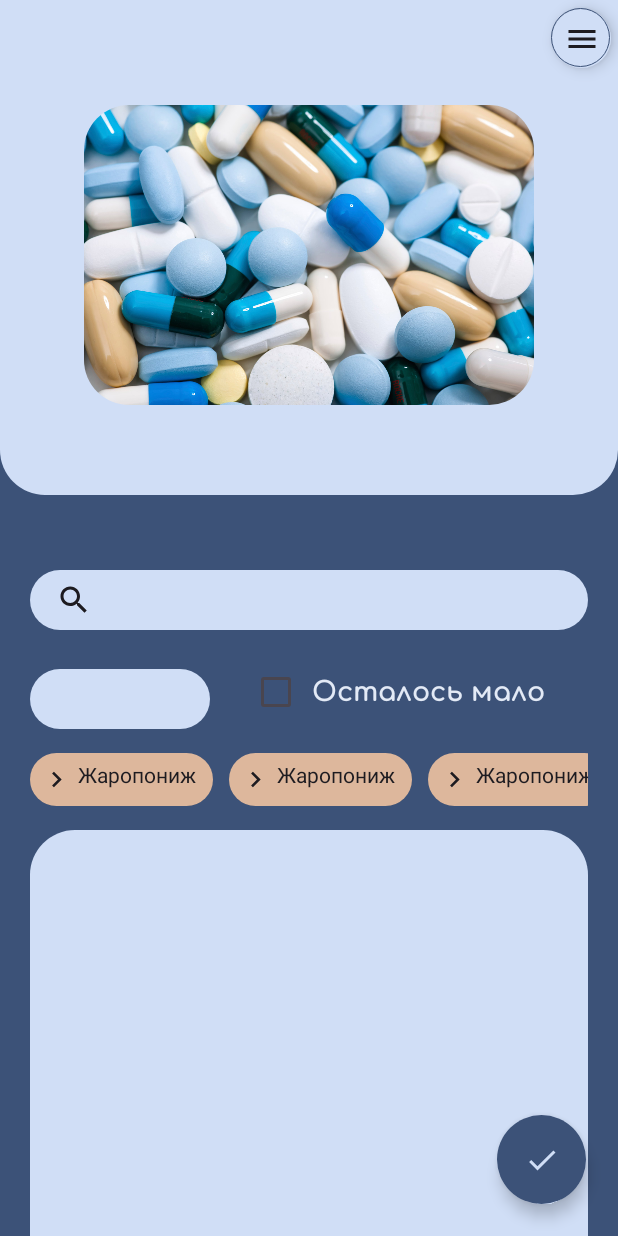
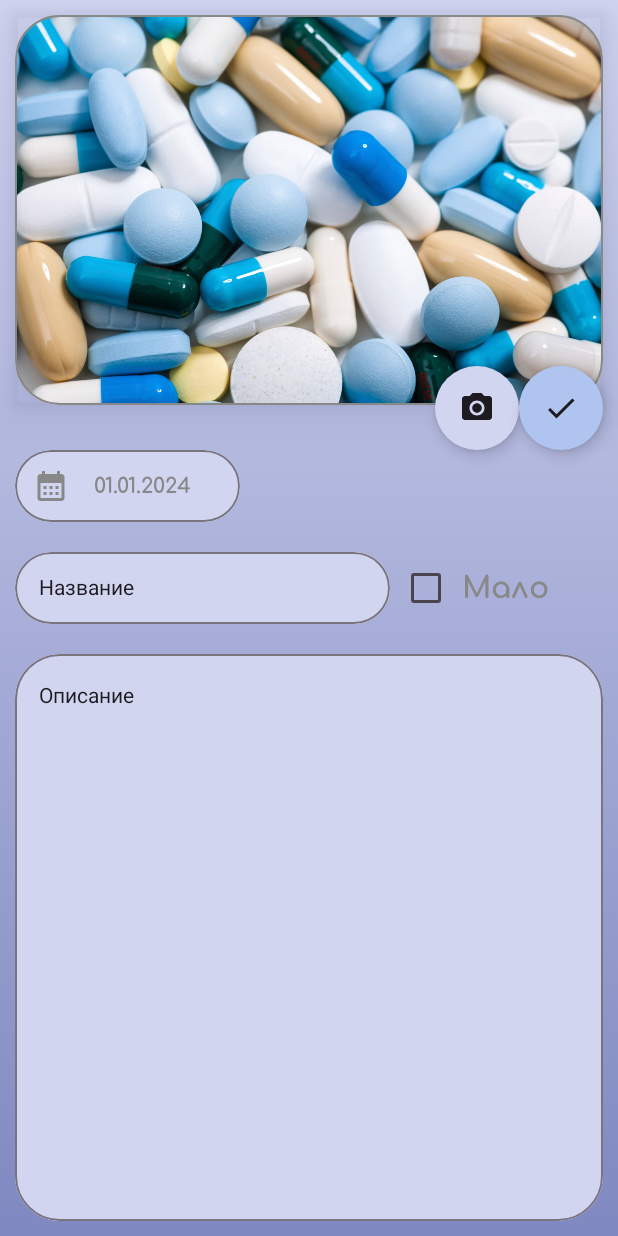
Before and after one commit to pXenia/HomeMedicalKit, an Android app built with Jetpack Compose: the screen it shows after launch (MainActivity), after a tap on "Add", on a phone screen of 412 x 824 dp. Run offline under Robolectric (Android 15) with nearby library versions, the phone set to English and light mode, and no system bars; our stand-ins replace Dagger/Hilt's generated code, Room's generated code.

Commit message:
Update MedicineCard

```diff
--- a/app/src/main/java/com/example/homemedicalkit/MainActivity.kt
+++ b/app/src/main/java/com/example/homemedicalkit/MainActivity.kt
@@ -9,8 +9,8 @@ import androidx.navigation.compose.NavHost
 import androidx.navigation.compose.composable
 import androidx.navigation.compose.rememberNavController
 import androidx.navigation.navArgument
+import com.example.homemedicalkit.ui.MedicineCard
 import com.example.homemedicalkit.ui.MedicineListElements
-import com.example.homemedicalkit.ui.MedicineShow
 import com.example.homemedicalkit.ui.Screen
 import dagger.hilt.android.AndroidEntryPoint
 
@@ -38,10 +38,9 @@ class MainActivity : ComponentActivity() {
                         },
                     )
                 ) {
-                    MedicineShow(navController = navController)
+                    MedicineCard(navController = navController)
                 }
             }
-
         }
     }
 }
--- a/app/src/main/java/com/example/homemedicalkit/ViewModel/AddEditMedicineEvent.kt
+++ b/app/src/main/java/com/example/homemedicalkit/ViewModel/AddEditMedicineEvent.kt
@@ -5,12 +5,9 @@ import androidx.compose.ui.focus.FocusState
 sealed class AddEditMedicineEvent {
     data class EnteredName(val value: String): AddEditMedicineEvent()
     data class ChangeFocusName(val focusState: FocusState): AddEditMedicineEvent()
-    data class EnteredDate(val value: String): AddEditMedicineEvent()
+    data class EnteredDate(val value: Long): AddEditMedicineEvent()
     data class EnteredMedicineFew(val value: Boolean): AddEditMedicineEvent()
-    data class ChangeFocusDate(val focusState: FocusState): AddEditMedicineEvent()
     data class EnteredDescription(val value: String): AddEditMedicineEvent()
     data class EnteredImage(val value: String): AddEditMedicineEvent()
-
-    data class ChangeFocusDescription(val focusState: FocusState): AddEditMedicineEvent()
     object SaveMedicine: AddEditMedicineEvent()
 }
--- a/app/src/main/java/com/example/homemedicalkit/ViewModel/AddEditMedicineViewModel.kt
+++ b/app/src/main/java/com/example/homemedicalkit/ViewModel/AddEditMedicineViewModel.kt
@@ -21,14 +21,12 @@ class AddEditMedicineViewModel @Inject constructor(
 ): ViewModel() {
 
     private val _medicineName = mutableStateOf(MedicineTextFieldStates(
-        hint = "Название"
+        text = "Название"
     ))
     val medicineName: State<MedicineTextFieldStates> = _medicineName
 
-    private val _medicineDate = mutableStateOf(MedicineTextFieldStates(
-        hint = "01.01.2070"
-    ))
-    val medicineDate: State<MedicineTextFieldStates> = _medicineDate
+    private val _medicineDate = mutableStateOf(0L)
+    val medicineDate: State<Long> = _medicineDate
 
     private val _medicineFew = mutableStateOf(false)
     val medicineFew: State<Boolean> = _medicineFew
@@ -40,7 +38,7 @@ class AddEditMedicineViewModel @Inject constructor(
     val medicineImage: State<MedicineImageState> = _medicineImage
 
     private val _medicineDescription = mutableStateOf(MedicineTextFieldStates(
-        hint = "Описание "
+        text = "Описание "
     ))
     val medicineDescription: State<MedicineTextFieldStates> = _medicineDescription
 
@@ -59,10 +57,8 @@ class AddEditMedicineViewModel @Inject constructor(
                             text = medicine.medicineName,
                             isHintVisible = false
                         )
-                        _medicineDate.value = medicineDate.value.copy(
-                            text = medicine.medicineDate,
-                            isHintVisible = false
-                        )
+                        _medicineDate.value = medicine.medicineDate
+
                         _medicineDescription.value = medicineDescription.value.copy(
                             text = medicine.medicineDescription,
                             isHintVisible = false
@@ -91,25 +87,11 @@ class AddEditMedicineViewModel @Inject constructor(
                 )
             }
             is AddEditMedicineEvent.EnteredDate ->{
-                _medicineDate.value = medicineDate.value.copy(
-                    text = event.value
-                )
-            }
-            is AddEditMedicineEvent.ChangeFocusDate ->{
-                _medicineDate.value = medicineDate.value.copy(
-                    isHintVisible = !event.focusState.isFocused &&
-                            medicineDate.value.text.isBlank()
-                )
+                _medicineDate.value = event.value
             }
             is AddEditMedicineEvent.EnteredDescription ->{
                 _medicineDescription.value = medicineDescription.value.copy(
                     text = event.value
-                )
-            }
-            is AddEditMedicineEvent.ChangeFocusDescription ->{
-                _medicineDescription.value = medicineDescription.value.copy(
-                    isHintVisible = !event.focusState.isFocused &&
-                            medicineDate.value.text.isBlank()
                 )
             }
             is AddEditMedicineEvent.EnteredMedicineFew -> {
@@ -126,7 +108,7 @@ class AddEditMedicineViewModel @Inject constructor(
                         medicineUseCases.addMedicine(
                             Medicine(
                                 medicineName = medicineName.value.text,
-                                medicineDate = medicineDate.value.text,
+                                medicineDate = medicineDate.value,
                                 medicineDescription = medicineDescription.value.text,
                                 medicineKit = 1,
                                 medicineNumberFew = medicineFew.value,
--- a/app/src/main/java/com/example/homemedicalkit/dataBase/Medicine.kt
+++ b/app/src/main/java/com/example/homemedicalkit/dataBase/Medicine.kt
@@ -12,9 +12,9 @@ data class Medicine(
     @ColumnInfo(name = "name")
     var medicineName: String = "",
     @ColumnInfo(name = "date")
-    var medicineDate: String = "",
+    var medicineDate: Long = 0L,
     @ColumnInfo(name = "kit")
-    var medicineKit: Long = 0,
+    var medicineKit: Long = 0L,
     @ColumnInfo(name = "few")
     var medicineNumberFew: Boolean = false,
     @ColumnInfo(name = "image")
--- /dev/null
+++ b/app/src/main/java/com/example/homemedicalkit/ui/DateAlertDialog.kt
@@ -0,0 +1,103 @@
+package com.example.homemedicalkit.ui
+
+import android.annotation.SuppressLint
+import androidx.compose.foundation.background
+import androidx.compose.foundation.layout.height
+import androidx.compose.foundation.layout.width
+import androidx.compose.foundation.shape.RoundedCornerShape
+import androidx.compose.material.icons.Icons
+import androidx.compose.material.icons.filled.CalendarMonth
+import androidx.compose.material3.DatePicker
+import androidx.compose.material3.DatePickerDialog
+import androidx.compose.material3.ExperimentalMaterial3Api
+import androidx.compose.material3.Icon
+import androidx.compose.material3.IconButton
+import androidx.compose.material3.OutlinedTextField
+import androidx.compose.material3.Text
+import androidx.compose.material3.TextButton
+import androidx.compose.material3.rememberDatePickerState
+import androidx.compose.runtime.Composable
+import androidx.compose.runtime.mutableStateOf
+import androidx.compose.runtime.remember
+import androidx.compose.ui.Modifier
+import androidx.compose.ui.draw.clip
+import androidx.compose.ui.graphics.Color
+import androidx.compose.ui.text.TextStyle
+import androidx.compose.ui.text.font.FontWeight
+import androidx.compose.ui.text.style.TextAlign
+import androidx.compose.ui.unit.dp
+import androidx.compose.ui.unit.sp
+import com.example.homemedicalkit.ViewModel.AddEditMedicineEvent
+import com.example.homemedicalkit.ViewModel.AddEditMedicineViewModel
+import com.example.homemedicalkit.ui.theme.Comfortaa
+import com.example.homemedicalkit.ui.theme.LavenderD1D5F0
+import java.text.SimpleDateFormat
+import java.util.Calendar
+
+@SuppressLint("SimpleDateFormat")
+@OptIn(ExperimentalMaterial3Api::class)
+@Composable
+fun DateAlertDialog(viewModel: AddEditMedicineViewModel) {
+    val state = rememberDatePickerState()
+    val dateState = viewModel.medicineDate.value
+    val openDialog = remember { mutableStateOf(false) }
+    val sdf = SimpleDateFormat("dd.MM.yyyy")
+    OutlinedTextField(
+        modifier = Modifier
+            .height(48.dp)
+            .width(150.dp)
+            .clip(RoundedCornerShape(30.dp))
+            .background(LavenderD1D5F0),
+        shape = RoundedCornerShape(30.dp),
+        value = if (dateState != 0L) sdf.format(dateState) else "",
+        readOnly = true,
+        maxLines = 1,
+        onValueChange = {},
+        placeholder = {
+            Text("01.01.2024",
+                style = TextStyle(
+                    textAlign = TextAlign.Center,
+                    fontFamily = Comfortaa,
+                    fontWeight = FontWeight.ExtraBold,
+                    fontSize = 14.sp,
+                    color = Color.Gray
+                )
+            )
+        },
+        leadingIcon = {
+            IconButton(onClick = { openDialog.value = true }) {
+                Icon(Icons.Filled.CalendarMonth, "", tint = Color.Gray)
+            }
+        }
+    )
+    if (openDialog.value) {
+        DatePickerDialog(
+            onDismissRequest = {
+                openDialog.value = false
+            },
+            confirmButton = {
+                TextButton(
+                    onClick = {
+                        openDialog.value = false
+                        viewModel.onEvent(AddEditMedicineEvent.EnteredDate(state.selectedDateMillis ?: Calendar.getInstance().timeInMillis))
+                    }
+                ) {
+                    Text("OK")
+                }
+            },
+            dismissButton = {
+                TextButton(
+                    onClick = {
+                        openDialog.value = false
+                    }
+                ) {
+                    Text("CANCEL")
+                }
+            }
+        ) {
+            DatePicker(
+                state = state
+            )
+        }
+    }
+}
--- /dev/null
+++ b/app/src/main/java/com/example/homemedicalkit/ui/MedicineCard.kt
@@ -0,0 +1,242 @@
+package com.example.homemedicalkit.ui
+
+import android.Manifest
+import android.annotation.SuppressLint
+import android.content.pm.PackageManager
+import android.widget.Toast
+import androidx.activity.compose.rememberLauncherForActivityResult
+import androidx.activity.result.contract.ActivityResultContracts
+import androidx.compose.foundation.BorderStroke
+import androidx.compose.foundation.Image
+import androidx.compose.foundation.background
+import androidx.compose.foundation.layout.Arrangement
+import androidx.compose.foundation.layout.Box
+import androidx.compose.foundation.layout.Column
+import androidx.compose.foundation.layout.Row
+import androidx.compose.foundation.layout.Spacer
+import androidx.compose.foundation.layout.fillMaxHeight
+import androidx.compose.foundation.layout.fillMaxSize
+import androidx.compose.foundation.layout.fillMaxWidth
+import androidx.compose.foundation.layout.height
+import androidx.compose.foundation.layout.padding
+import androidx.compose.foundation.layout.width
+import androidx.compose.foundation.shape.RoundedCornerShape
+import androidx.compose.material.icons.Icons
+import androidx.compose.material.icons.filled.CameraAlt
+import androidx.compose.material.icons.filled.Done
+import androidx.compose.material3.Checkbox
+import androidx.compose.material3.CheckboxDefaults
+import androidx.compose.material3.FloatingActionButton
+import androidx.compose.material3.Icon
+import androidx.compose.material3.OutlinedCard
+import androidx.compose.material3.OutlinedTextField
+import androidx.compose.material3.Scaffold
+import androidx.compose.material3.Text
+import androidx.compose.runtime.Composable
+import androidx.compose.runtime.mutableStateOf
+import androidx.compose.runtime.remember
+import androidx.compose.ui.Alignment
+import androidx.compose.ui.Modifier
+import androidx.compose.ui.draw.clip
+import androidx.compose.ui.draw.paint
+import androidx.compose.ui.draw.shadow
+import androidx.compose.ui.graphics.Brush
+import androidx.compose.ui.graphics.Color
+import androidx.compose.ui.layout.ContentScale
+import androidx.compose.ui.platform.LocalContext
+import androidx.compose.ui.res.painterResource
+import androidx.compose.ui.text.TextStyle
+import androidx.compose.ui.text.font.FontWeight
+import androidx.compose.ui.text.style.TextAlign
+import androidx.compose.ui.unit.dp
+import androidx.compose.ui.unit.sp
+import androidx.core.content.ContextCompat
+import androidx.core.net.toUri
+import androidx.hilt.navigation.compose.hiltViewModel
+import androidx.navigation.NavController
+import coil.compose.rememberAsyncImagePainter
+import com.example.homemedicalkit.R
+import com.example.homemedicalkit.ViewModel.AddEditMedicineEvent
+import com.example.homemedicalkit.ViewModel.AddEditMedicineViewModel
+import com.example.homemedicalkit.ui.theme.BlueAFC5F0
+import com.example.homemedicalkit.ui.theme.Comfortaa
+import com.example.homemedicalkit.ui.theme.DarkLavender626997
+import com.example.homemedicalkit.ui.theme.DarkLavender7F88C0
+import com.example.homemedicalkit.ui.theme.LavenderD1D5F0
+
+@SuppressLint("UnusedMaterial3ScaffoldPaddingParameter")
+@Composable
+fun MedicineCard(navController: NavController,
+                 viewModel: AddEditMedicineViewModel = hiltViewModel()
+) {
+    val context = LocalContext.current
+    var imageUri = remember {
+        mutableStateOf(viewModel.medicineImage.value.imageUri.toUri())
+    }
+    val cameraLauncher = rememberLauncherForActivityResult(
+        contract = ActivityResultContracts.TakePicture(),
+        onResult = { success ->
+            viewModel.onEvent(AddEditMedicineEvent.EnteredImage(imageUri.value.toString()))
+        }
+    )
+    val permissionLauncher = rememberLauncherForActivityResult(
+        ActivityResultContracts.RequestPermission()){
+        if (it){
+            val uri = ComposeFileProvider.getImageUri(context)
+            imageUri.value = uri
+            cameraLauncher.launch(imageUri.value)
+        }else{ Toast.makeText(context, "Необходим доступ к камере!", Toast.LENGTH_SHORT).show()} }
+
+    val nameState = viewModel.medicineName.value
+    val descriptionState = viewModel.medicineDescription.value
+    val fewState = viewModel.medicineFew.value
+    Scaffold(
+        content = {
+            Column(
+                modifier = Modifier
+                    .fillMaxSize()
+                    .background(
+                        Brush.verticalGradient(
+                            listOf(LavenderD1D5F0, DarkLavender7F88C0)
+                        )
+                    )
+                    .padding(10.dp)
+            ) {
+                Box(modifier = Modifier.height(290.dp)) {
+                    OutlinedCard(
+                        shape = RoundedCornerShape(30.dp),
+                        modifier = Modifier
+                            .shadow(
+                                elevation = 18.dp,
+                                spotColor = DarkLavender626997
+                            ),
+                        border = BorderStroke(1.dp, Color.Gray)
+                    ) {
+                        Image(
+                            painter = rememberAsyncImagePainter(viewModel.medicineImage.value.imageUri.toUri()),
+                            contentDescription = "",
+                            modifier = Modifier
+                                .fillMaxWidth()
+                                .height(260.dp)
+                                .paint(
+                                    painter = painterResource(id = R.drawable.test_medicine)
+                                ),
+                            contentScale = ContentScale.Crop
+                        )
+                    }
+                    Row(
+                        modifier = Modifier
+                            .fillMaxWidth()
+                            .align(Alignment.BottomEnd),
+                        horizontalArrangement = Arrangement.End
+                    ) {
+                        FloatingActionButton(
+                            containerColor = LavenderD1D5F0,
+                            onClick = {
+                                val permissionResult = ContextCompat.checkSelfPermission(context, Manifest.permission.CAMERA)
+                                if (permissionResult == PackageManager.PERMISSION_GRANTED ) {
+                                    val uri = ComposeFileProvider.getImageUri(context)
+                                    imageUri.value = uri
+                                    cameraLauncher.launch(uri)
+                                }
+                                else{
+                                    permissionLauncher.launch(Manifest.permission.CAMERA)
+                                }},
+                            shape = RoundedCornerShape(40.dp)
+                        ) {
+                            Icon(
+                                imageVector = Icons.Filled.CameraAlt,
+                                contentDescription = "CameraAlt"
+                            )
+                        }
+                        FloatingActionButton(
+                            containerColor = BlueAFC5F0,
+                            onClick = {
+                                viewModel.onEvent(AddEditMedicineEvent.SaveMedicine)
+                                navController.navigateUp()},
+                            shape = RoundedCornerShape(40.dp)
+                        ) {
+                            Icon(
+                                imageVector = Icons.Filled.Done,
+                                contentDescription = "Done"
+                            )
+                        }
+
+                    }
+                }
+                Column(modifier = Modifier.padding(0.dp)) {
+                    DateAlertDialog(viewModel)
+                    Spacer(modifier = Modifier.padding(10.dp))
+                    Row() {
+                        OutlinedTextField(
+                            modifier = Modifier
+                                .height(48.dp)
+                                .width(250.dp)
+                                .clip(RoundedCornerShape(30.dp))
+                                .background(LavenderD1D5F0),
+                            shape = RoundedCornerShape(30.dp),
+                            value = nameState.text,
+                            onValueChange = {
+                                    viewModel.onEvent(AddEditMedicineEvent.EnteredName(it))
+                            },
+                            placeholder = {
+                                Text("Название",
+                                    style = TextStyle(
+                                        textAlign = TextAlign.Center,
+                                        fontFamily = Comfortaa,
+                                        fontWeight = FontWeight.ExtraBold,
+                                        fontSize = 14.sp,
+                                        color = Color.Gray
+                                    ))
+                            }
+                        )
+                        Checkbox(
+                            checked = fewState,
+                            onCheckedChange = {viewModel.onEvent(AddEditMedicineEvent.EnteredMedicineFew(it)) },
+                            colors = CheckboxDefaults.colors(
+                                checkedColor = LavenderD1D5F0,
+                                checkmarkColor = DarkLavender7F88C0
+                            )
+                        )
+                        Text(
+                            modifier = Modifier
+                                .align(Alignment.CenterVertically),
+                            text = "Мало",
+                            style = TextStyle(
+                                textAlign = TextAlign.Center,
+                                fontFamily = Comfortaa,
+                                fontWeight = FontWeight.ExtraBold,
+                                fontSize = 20.sp,
+                                color = Color.Gray
+                            )
+                        )
+                    }
+                    Spacer(modifier = Modifier.padding(10.dp))
+                    OutlinedTextField(
+                        modifier = Modifier
+                            .fillMaxHeight()
+                            .fillMaxWidth()
+                            .clip(RoundedCornerShape(30.dp))
+                            .background(LavenderD1D5F0),
+                        shape = RoundedCornerShape(30.dp),
+                        value = descriptionState.text,
+                        onValueChange = {
+                            viewModel.onEvent(AddEditMedicineEvent.EnteredDescription(it))
+                        },
+                        placeholder = {
+                            Text("Описание",
+                                style = TextStyle(
+                                    textAlign = TextAlign.Center,
+                                    fontFamily = Comfortaa,
+                                    fontWeight = FontWeight.ExtraBold,
+                                    fontSize = 14.sp,
+                                    color = Color.Gray
+                                ))
+                        }
+                    )
+
+                }
+            }
+        }
+    )
+}
--- a/app/src/main/java/com/example/homemedicalkit/ui/MedicineOneElement.kt
+++ b/app/src/main/java/com/example/homemedicalkit/ui/MedicineOneElement.kt
@@ -1,5 +1,5 @@
 package com.example.homemedicalkit.ui
-
+/*
 import android.Manifest
 import android.annotation.SuppressLint
 import android.content.pm.PackageManager
@@ -309,7 +309,7 @@ fun DateTimeField(viewModel: AddEditMedicineViewModel) {
         BasicTextField(
             modifier = Modifier.padding(10.dp),
             textStyle = TextStyle(textAlign = TextAlign.Center),
-            value = dataState.text,
+            value = dataState.toString(),
             onValueChange = {viewModel.onEvent(AddEditMedicineEvent.EnteredDate(it))},
             visualTransformation = DateTransformation(),
             singleLine = true)
@@ -324,3 +324,4 @@ fun CheckBoxCast(viewModel: AddEditMedicineViewModel) {
         colors = CheckboxDefaults.colors(checkedColor = LightBlue2, checkmarkColor = DarkBlue)
     )
 }
+*/
--- a/app/src/main/java/com/example/homemedicalkit/ui/MedicinesListOneKit.kt
+++ b/app/src/main/java/com/example/homemedicalkit/ui/MedicinesListOneKit.kt
@@ -228,7 +228,7 @@ fun MedicineElementCast(medicine: Medicine,
                 )
                 Spacer(modifier = Modifier.padding(5.dp))
                 Text(
-                    text = medicine.medicineDate,
+                    text = medicine.medicineDate.toString(),
                     style = TextStyle(
                         fontSize = 16.sp,
                         fontFamily = Comfortaa
```
Also changed, not shown: app/src/main/java/com/example/homemedicalkit/ui/DropDownMenuKits.kt (added, +162 -0 lines).
